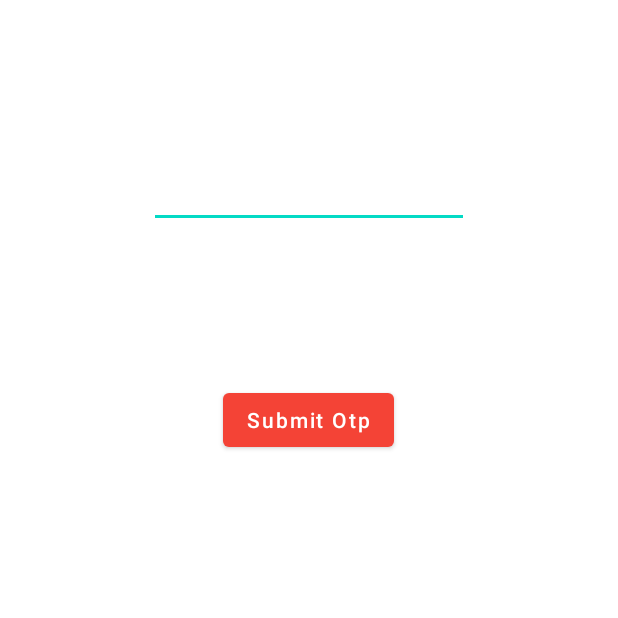
After one commit to AndroidLohot/Hause-Manager, an Android app: the ManageOtp_Activity screen opened directly, with no data from a screen before it, on a phone screen of 412 x 824 dp, the top half of it. The commit adds this screen. Run offline under Robolectric (Android 15) with nearby library versions, the phone set to English and light mode, and no system bars; our stand-ins replace Firebase (no records; nobody signed in at launch, a user with empty details on screens opened directly); 1 statement that could not run was skipped.

Commit message:
Registration code

```diff
--- a/app/build.gradle
+++ b/app/build.gradle
@@ -1,5 +1,6 @@
 plugins {
     id 'com.android.application'
+    id 'com.google.gms.google-services'
 }
 
 android {
@@ -32,6 +33,11 @@ dependencies {
     implementation 'androidx.appcompat:appcompat:1.5.1'
     implementation 'com.google.android.material:material:1.6.1'
     implementation 'androidx.constraintlayout:constraintlayout:2.1.4'
+    implementation 'com.google.firebase:firebase-database:20.0.6'
+    implementation 'com.hbb20:ccp:2.5.0'
+    implementation 'com.google.firebase:firebase-auth:21.0.8'
+    implementation 'com.google.firebase:firebase-firestore:24.3.1'
+    implementation 'com.google.firebase:firebase-storage:20.0.2'
     testImplementation 'junit:junit:4.13.2'
     androidTestImplementation 'androidx.test.ext:junit:1.1.3'
     androidTestImplementation 'androidx.test.espresso:espresso-core:3.4.0'
--- /dev/null
+++ b/app/src/main/java/com/example/hausemanager/Activities/ManageOtp_Activity.java
@@ -0,0 +1,184 @@
+package com.example.hausemanager.Activities;
+
+import androidx.annotation.NonNull;
+import androidx.appcompat.app.AppCompatActivity;
+
+import android.content.Intent;
+import android.os.Bundle;
+import android.util.Log;
+import android.view.View;
+import android.widget.Button;
+import android.widget.EditText;
+import android.widget.Toast;
+
+import com.example.hausemanager.CostumeClass.MyApp;
+import com.example.hausemanager.CostumeClass.Person;
+import com.example.hausemanager.R;
+import com.google.android.gms.tasks.OnCompleteListener;
+import com.google.android.gms.tasks.Task;
+import com.google.firebase.FirebaseException;
+import com.google.firebase.auth.AuthResult;
+import com.google.firebase.auth.FirebaseAuthInvalidCredentialsException;
+import com.google.firebase.auth.FirebaseUser;
+import com.google.firebase.auth.PhoneAuthCredential;
+import com.google.firebase.auth.PhoneAuthOptions;
+import com.google.firebase.auth.PhoneAuthProvider;
+import com.google.firebase.firestore.DocumentReference;
+
+import java.util.concurrent.TimeUnit;
+
+public class ManageOtp_Activity extends AppCompatActivity {
+
+    private EditText etOtp;
+    private Button btnSubmit;
+    private String otpID, otp;
+    private String phoneNumber;
+    private Person person;
+
+    @Override
+    protected void onCreate(Bundle savedInstanceState) {
+        super.onCreate(savedInstanceState);
+        setContentView(R.layout.activity_manage_otp);
+
+        MyApp.myApp_Tag = "ManageOtp";
+
+        person = (Person) getIntent().getSerializableExtra(MyApp.myApp_PassingKeyPerson);
+
+        phoneNumber = person.getPersonPhoneNumber();
+
+        etOtp = findViewById(R.id.etOtp_MOActivity);
+        btnSubmit = findViewById(R.id.btnSubmit_MOActivity);
+
+        initialOtp();
+
+        btnSubmit.setOnClickListener(new View.OnClickListener() {
+            @Override
+            public void onClick(View view) {
+
+                otp = etOtp.getText().toString().trim();
+
+                if (otp.isEmpty()) {
+
+                    etOtp.setError("Enter the otp");
+                    return;
+
+                } else if (otp.length() != 6) {
+
+                    etOtp.setError("Enter the correct length of phone number");
+                    return;
+
+
+                } else {
+
+                    PhoneAuthCredential credential = PhoneAuthProvider.getCredential(otpID, otp);
+
+                    signInWithPhoneAuthCredential(credential);
+
+
+                }
+            }
+        });
+
+
+    }
+
+    private void initialOtp() {
+
+        PhoneAuthOptions options =
+                PhoneAuthOptions.newBuilder(MyApp.myApp_Auth)
+                        .setPhoneNumber(phoneNumber)       // Phone number to verify
+                        .setTimeout(60L, TimeUnit.SECONDS) // Timeout and unit
+                        .setActivity(this)                 // Activity (for callback binding)
+                        .setCallbacks(new PhoneAuthProvider.OnVerificationStateChangedCallbacks() {
+
+                            @Override
+                            public void onCodeSent(@NonNull String s, @NonNull PhoneAuthProvider.ForceResendingToken forceResendingToken) {
+                                otpID = s;
+                            }
+
+                            @Override
+                            public void onVerificationCompleted(@NonNull PhoneAuthCredential phoneAuthCredential) {
+
+                                signInWithPhoneAuthCredential(phoneAuthCredential);
+
+                            }
+
+                            @Override
+                            public void onVerificationFailed(@NonNull FirebaseException e) {
+
+                                Toast.makeText(ManageOtp_Activity.this, "Exception : " + e.getMessage(), Toast.LENGTH_SHORT).show();
+
+                            }
+                        })          // OnVerificationStateChangedCallbacks
+                        .build();
+        PhoneAuthProvider.verifyPhoneNumber(options);
+
+
+    }
+
+    private void signInWithPhoneAuthCredential(PhoneAuthCredential credential) {
+
+
+        MyApp.myApp_Auth.signInWithCredential(credential)
+                .addOnCompleteListener(this, new OnCompleteListener<AuthResult>() {
+                    @Override
+                    public void onComplete(@NonNull Task<AuthResult> task) {
+                        if (task.isSuccessful()) {
+
+                            // Sign in success, update UI with the signed-in user's information
+                            Log.d(MyApp.myApp_Tag, "signInWithCredential:success");
+
+                            FirebaseUser user = task.getResult().getUser();
+
+                            changeActivity(user);
+
+                        } else {
+
+                            // Sign in failed, display a message and update the UI
+                            Log.w(MyApp.myApp_Tag, "signInWithCredential:failure", task.getException());
+
+                            if (task.getException() instanceof FirebaseAuthInvalidCredentialsException) {
+                                // The verification code entered was invalid
+                            }
+
+                        }
+                    }
+                });
+
+
+    }
+
+    private void changeActivity(FirebaseUser user) {
+
+        String userID = user.getUid().toString().trim();
+
+        person.setPersonID(userID);
+
+        Task<Void> userInfo = MyApp.myApp_CollStore.collection("User_Info").document(phoneNumber).set(person);
+
+        userInfo.addOnCompleteListener(new OnCompleteListener<Void>() {
+            @Override
+            public void onComplete(@NonNull Task<Void> task) {
+
+                if (task.isSuccessful()) {
+
+                    Intent intent = new Intent(ManageOtp_Activity.this, Home_Activity.class);
+
+                    intent.putExtra(MyApp.myApp_PassingKeyPerson, person);
+
+                    startActivity(intent);
+
+                    finish();
+
+                } else {
+
+                    Toast.makeText(ManageOtp_Activity.this, "User information not save", Toast.LENGTH_SHORT).show();
+                }
+
+            }
+        });
+
+
+
+    }
+}
--- /dev/null
+++ b/app/src/main/res/layout/activity_manage_otp.xml
@@ -0,0 +1,35 @@
+<?xml version="1.0" encoding="utf-8"?>
+<androidx.constraintlayout.widget.ConstraintLayout xmlns:android="http://schemas.android.com/apk/res/android"
+    xmlns:app="http://schemas.android.com/apk/res-auto"
+    xmlns:tools="http://schemas.android.com/tools"
+    android:layout_width="match_parent"
+    android:layout_height="match_parent"
+    tools:context=".Activities.ManageOtp_Activity">
+
+    <EditText
+        android:id="@+id/etOtp_MOActivity"
+        android:layout_width="wrap_content"
+        android:layout_height="wrap_content"
+        android:ems="10"
+        android:inputType="number"
+        android:minHeight="48dp"
+        app:layout_constraintBottom_toTopOf="@+id/btnSubmit_MOActivity"
+        app:layout_constraintEnd_toEndOf="parent"
+        app:layout_constraintHorizontal_bias="0.5"
+        app:layout_constraintStart_toStartOf="parent"
+        app:layout_constraintTop_toTopOf="parent"
+        tools:ignore="SpeakableTextPresentCheck" />
+
+    <Button
+        android:id="@+id/btnSubmit_MOActivity"
+        android:layout_width="wrap_content"
+        android:layout_height="wrap_content"
+        android:text="Submit Otp"
+        android:textAllCaps="false"
+        app:layout_constraintBottom_toBottomOf="parent"
+        app:layout_constraintEnd_toEndOf="parent"
+        app:layout_constraintHorizontal_bias="0.498"
+        app:layout_constraintStart_toStartOf="parent"
+        app:layout_constraintTop_toTopOf="parent"
+        app:layout_constraintVertical_bias="0.33" />
+</androidx.constraintlayout.widget.ConstraintLayout>
--- a/app/src/main/res/values-night/themes.xml
+++ b/app/src/main/res/values-night/themes.xml
@@ -2,7 +2,7 @@
     <!-- Base application theme. -->
     <style name="Theme.HauseManager" parent="Theme.MaterialComponents.DayNight.DarkActionBar">
         <!-- Primary brand color. -->
-        <item name="colorPrimary">@color/purple_200</item>
+        <item name="colorPrimary">@color/background_color</item>
         <item name="colorPrimaryVariant">@color/purple_700</item>
         <item name="colorOnPrimary">@color/black</item>
         <!-- Secondary brand color. -->
--- a/app/src/main/res/values/colors.xml
+++ b/app/src/main/res/values/colors.xml
@@ -1,8 +1,8 @@
 <?xml version="1.0" encoding="utf-8"?>
 <resources>
-    <color name="purple_200">#FFBB86FC</color>
-    <color name="purple_500">#FF6200EE</color>
-    <color name="purple_700">#FF3700B3</color>
+    <color name="background_color">#FFCDD2</color>
+    <color name="purple_500">#F44336</color>
+    <color name="purple_700">#D32F2F</color>
     <color name="teal_200">#FF03DAC5</color>
     <color name="teal_700">#FF018786</color>
     <color name="black">#FF000000</color>
--- a/app/src/main/res/values/themes.xml
+++ b/app/src/main/res/values/themes.xml
@@ -1,6 +1,20 @@
 <resources xmlns:tools="http://schemas.android.com/tools">
     <!-- Base application theme. -->
-    <style name="Theme.HauseManager" parent="Theme.MaterialComponents.DayNight.DarkActionBar">
+    <style name="Theme.HauseManager" parent="Theme.MaterialComponents.DayNight.NoActionBar">
+        <!-- Primary brand color. -->
+        <item name="colorPrimary">@color/purple_500</item>
+        <item name="colorPrimaryVariant">@color/purple_700</item>
+        <item name="colorOnPrimary">@color/white</item>
+        <!-- Secondary brand color. -->
+        <item name="colorSecondary">@color/teal_200</item>
+        <item name="colorSecondaryVariant">@color/teal_700</item>
+        <item name="colorOnSecondary">@color/black</item>
+        <!-- Status bar color. -->
+        <item name="android:statusBarColor" tools:targetApi="l">?attr/colorPrimaryVariant</item>
+        <!-- Customize your theme here. -->
+    </style>
+    <!-- Base application theme. -->
+    <style name="Theme.HauseManager2" parent="Theme.MaterialComponents.DayNight.DarkActionBar">
         <!-- Primary brand color. -->
         <item name="colorPrimary">@color/purple_500</item>
         <item name="colorPrimaryVariant">@color/purple_700</item>
--- a/build.gradle
+++ b/build.gradle
@@ -1,4 +1,8 @@
-// Top-level build file where you can add configuration options common to all sub-projects/modules.
+buildscript {
+    dependencies {
+        classpath 'com.google.gms:google-services:4.3.14'
+    }
+}// Top-level build file where you can add configuration options common to all sub-projects/modules.
 plugins {
     id 'com.android.application' version '7.2.2' apply false
     id 'com.android.library' version '7.2.2' apply false
```
Also changed, not shown: app/src/main/AndroidManifest.xml (+12 -1 lines), app/src/main/java/com/example/hausemanager/Activities/Home_Activity.java (renamed from app/src/main/java/com/example/hausemanager/MainActivity.java, +5 -3 lines), app/src/main/java/com/example/hausemanager/Activities/Login_Activity.java (added, +135 -0 lines), app/src/main/java/com/example/hausemanager/Activities/Splash_Activity.java (added, +39 -0 lines), app/src/main/java/com/example/hausemanager/CostumeClass/MyApp.java (added, +38 -0 lines), app/src/main/java/com/example/hausemanager/CostumeClass/Person.java (added, +53 -0 lines), app/src/main/res/layout/activity_home.xml (added, +23 -0 lines), app/src/main/res/layout/activity_login.xml (added, +94 -0 lines), app/src/main/res/layout/activity_splash.xml (renamed from app/src/main/res/layout/activity_main.xml, +8 -3 lines).
